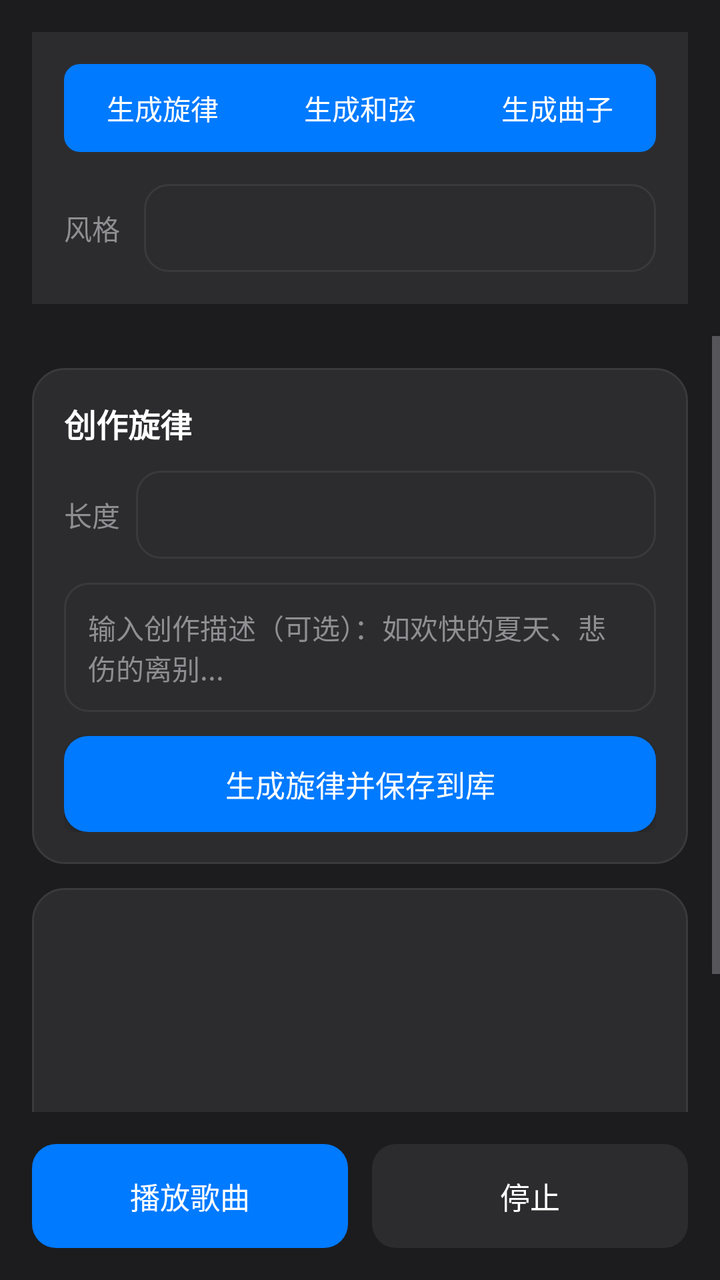
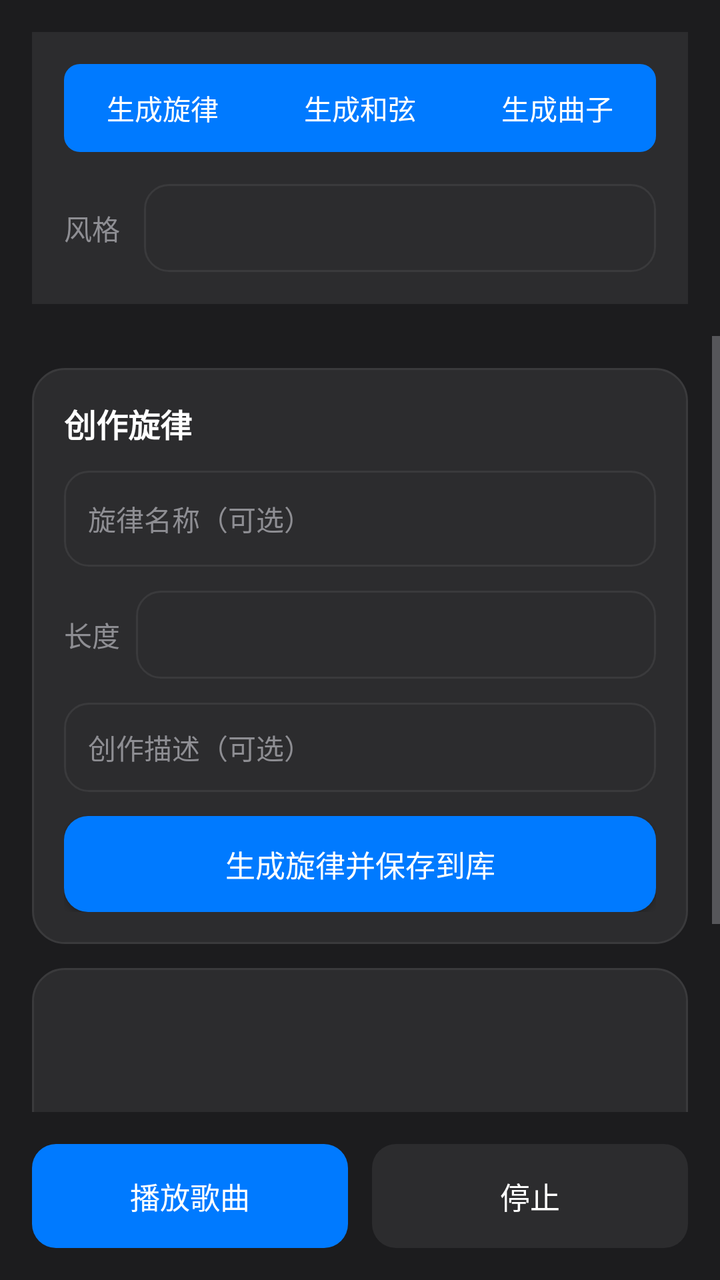

Two renders of the same Android screen: before a commit and after it. Below are the layout's source before the change and the commit's diff.
<!-- AndroidManifest.xml: application theme Theme.MusicAI -->
<!-- res/layout/activity_new_song_generator.xml -->
<?xml version="1.0" encoding="utf-8"?>
<LinearLayout xmlns:android="http://schemas.android.com/apk/res/android"
    android:layout_width="match_parent"
    android:layout_height="match_parent"
    android:orientation="vertical"
    android:background="@color/apple_dark"
    android:fitsSystemWindows="true">

    <LinearLayout
        android:layout_width="match_parent"
        android:layout_height="wrap_content"
        android:orientation="vertical"
        android:padding="16dp"
        android:background="@color/apple_card_bg"
        android:layout_margin="16dp">

        <RadioGroup
            android:id="@+id/rg_mode"
            android:layout_width="match_parent"
            android:layout_height="wrap_content"
            android:orientation="horizontal">

            <RadioButton
                android:id="@+id/rb_melody"
                android:layout_width="0dp"
                android:layout_height="44dp"
                android:layout_weight="1"
                android:text="生成旋律"
                android:textSize="14sp"
                android:textColor="@color/apple_text"
                android:gravity="center"
                android:button="@null"
                android:background="@drawable/radio_left_bg"
                android:checked="true"/>

            <RadioButton
                android:id="@+id/rb_chords"
                android:layout_width="0dp"
                android:layout_height="44dp"
                android:layout_weight="1"
                android:text="生成和弦"
                android:textSize="14sp"
                android:textColor="@color/apple_text"
                android:gravity="center"
                android:button="@null"
                android:background="@drawable/radio_middle_bg"/>

            <RadioButton
                android:id="@+id/rb_song"
                android:layout_width="0dp"
                android:layout_height="44dp"
                android:layout_weight="1"
                android:text="生成曲子"
                android:textSize="14sp"
                android:textColor="@color/apple_text"
                android:gravity="center"
                android:button="@null"
                android:background="@drawable/radio_right_bg"/>

        </RadioGroup>

        <LinearLayout
            android:layout_width="match_parent"
            android:layout_height="wrap_content"
            android:orientation="horizontal"
            android:layout_marginTop="16dp"
            android:gravity="center_vertical">

            <TextView
                android:layout_width="wrap_content"
                android:layout_height="wrap_content"
                android:text="风格"
                android:textSize="14sp"
                android:textColor="@color/apple_text_secondary"
                android:layout_marginEnd="12dp"/>

            <Spinner
                android:id="@+id/sp_style"
                android:layout_width="0dp"
                android:layout_height="44dp"
                android:layout_weight="1"
                android:background="@drawable/apple_edittext_bg"
                android:paddingStart="12dp"
                android:paddingEnd="12dp"/>

        </LinearLayout>

    </LinearLayout>

    <ScrollView
        android:layout_width="match_parent"
        android:layout_height="0dp"
        android:layout_weight="1"
        android:fillViewport="true">

        <LinearLayout
            android:layout_width="match_parent"
            android:layout_height="wrap_content"
            android:orientation="vertical"
            android:padding="16dp"
            android:paddingTop="0dp">

            <LinearLayout
                android:id="@+id/melody_section"
                android:layout_width="match_parent"
                android:layout_height="wrap_content"
                android:orientation="vertical"
                android:background="@drawable/apple_card_bg"
                android:padding="16dp"
                android:layout_marginBottom="12dp">

                <TextView
                    android:layout_width="match_parent"
                    android:layout_height="wrap_content"
                    android:text="创作旋律"
                    android:textSize="16sp"
                    android:textColor="@color/apple_text"
                    android:textStyle="bold"
                    android:layout_marginBottom="12dp"/>

                <LinearLayout
                    android:layout_width="match_parent"
                    android:layout_height="wrap_content"
                    android:orientation="horizontal"
                    android:gravity="center_vertical"
                    android:layout_marginBottom="12dp">

                    <TextView
                        android:layout_width="wrap_content"
                        android:layout_height="wrap_content"
                        android:text="长度"
                        android:textSize="14sp"
                        android:textColor="@color/apple_text_secondary"
                        android:layout_marginEnd="8dp"/>

                    <Spinner
                        android:id="@+id/sp_melody_length"
                        android:layout_width="0dp"
                        android:layout_height="44dp"
                        android:layout_weight="1"
                        android:background="@drawable/apple_edittext_bg"
                        android:paddingStart="8dp"
                        android:paddingEnd="8dp"/>

                </LinearLayout>

                <EditText
                    android:id="@+id/et_description"
                    android:layout_width="match_parent"
                    android:layout_height="wrap_content"
                    android:hint="输入创作描述（可选）：如欢快的夏天、悲伤的离别..."
                    android:textSize="14sp"
                    android:textColor="@color/apple_text"
                    android:textColorHint="@color/apple_text_secondary"
                    android:background="@drawable/apple_edittext_bg"
                    android:padding="12dp"
                    android:minHeight="44dp"
                    android:inputType="textMultiLine"/>

                <Button
                    android:id="@+id/btn_generate_melody"
                    android:layout_width="match_parent"
                    android:layout_height="48dp"
                    android:text="生成旋律并保存到库"
                    android:textSize="15sp"
                    android:textColor="@color/apple_text"
                    android:background="@drawable/apple_button_primary_bg"
                    android:layout_marginTop="12dp"/>

            </LinearLayout>

            <LinearLayout
                android:id="@+id/chords_section"
                android:layout_width="match_parent"
                android:layout_height="wrap_content"
                android:orientation="vertical"
                android:background="@drawable/apple_card_bg"
                android:padding="16dp"
                android:layout_marginBottom="12dp"
                android:visibility="gone">

                <TextView
                    android:layout_width="match_parent"
                    android:layout_height="wrap_content"
                    android:text="创作和弦"
                    android:textSize="16sp"
                    android:textColor="@color/apple_text"
                    android:textStyle="bold"
                    android:layout_marginBottom="12dp"/>

                <RadioGroup
                    android:id="@+id/rg_chord_mode"
                    android:layout_width="match_parent"
                    android:layout_height="wrap_content"
                    android:orientation="horizontal"
                    android:layout_marginBottom="12dp">

                    <RadioButton
                        android:id="@+id/rb_from_melody"
                        android:layout_width="0dp"
                        android:layout_height="40dp"
                        android:layout_weight="1"
                        android:text="基于旋律"
                        android:textSize="13sp"
                        android:textColor="@color/apple_text"
                        android:buttonTint="@color/apple_accent"
                        android:checked="true"/>

                    <RadioButton
                        android:id="@+id/rb_custom"
                        android:layout_width="0dp"
                        android:layout_height="40dp"
                        android:layout_weight="1"
                        android:text="自定义生成"
                        android:textSize="13sp"
                        android:textColor="@color/apple_text"
                        android:buttonTint="@color/apple_accent"/>

                </RadioGroup>

                <Spinner
                    android:id="@+id/sp_melody_select"
                    android:layout_width="match_parent"
                    android:layout_height="44dp"
                    android:background="@drawable/apple_edittext_bg"
                    android:paddingStart="12dp"
                    android:paddingEnd="12dp"
                    android:layout_marginBottom="12dp"/>

                <EditText
                    android:id="@+id/et_key_signature"
                    android:layout_width="match_parent"
                    android:layout_height="44dp"
                    android:hint="调性（可选）：如 C大调、A小调"
                    android:textSize="14sp"
                    android:textColor="@color/apple_text"
                    android:textColorHint="@color/apple_text_secondary"
                    android:background="@drawable/apple_edittext_bg"
                    android:padding="12dp"
                    android:layout_marginBottom="8dp"
                    android:visibility="gone"/>

                <EditText
                    android:id="@+id/et_mood"
                    android:layout_width="match_parent"
                    android:layout_height="44dp"
                    android:hint="情绪（可选）：如欢快、忧伤、激昂"
                    android:textSize="14sp"
                    android:textColor="@color/apple_text"
                    android:textColorHint="@color/apple_text_secondary"
                    android:background="@drawable/apple_edittext_bg"
                    android:padding="12dp"
                    android:layout_marginBottom="8dp"
                    android:visibility="gone"/>

                <EditText
                    android:id="@+id/et_chord_description"
                    android:layout_width="match_parent"
                    android:layout_height="wrap_content"
                    android:hint="描述（可选）：如充满希望的进行"
                    android:textSize="14sp"
                    android:textColor="@color/apple_text"
                    android:textColorHint="@color/apple_text_secondary"
                    android:background="@drawable/apple_edittext_bg"
                    android:padding="12dp"
                    android:minHeight="44dp"
                    android:inputType="textMultiLine"
                    android:layout_marginBottom="12dp"
                    android:visibility="gone"/>

                <Button
                    android:id="@+id/btn_generate_chords"
                    android:layout_width="match_parent"
                    android:layout_height="48dp"
                    android:text="生成和弦并保存到库"
                    android:textSize="15sp"
                    android:textColor="@color/apple_text"
                    android:background="@drawable/apple_button_primary_bg"/>

            </LinearLayout>

            <LinearLayout
                android:id="@+id/song_section"
                android:layout_width="match_parent"
                android:layout_height="wrap_content"
                android:orientation="vertical"
                android:background="@drawable/apple_card_bg"
                android:padding="16dp"
                android:layout_marginBottom="12dp"
                android:visibility="gone">

                <TextView
                    android:layout_width="match_parent"
                    android:layout_height="wrap_content"
                    android:text="选择并生成曲子"
                    android:textSize="16sp"
                    android:textColor="@color/apple_text"
                    android:textStyle="bold"
                    android:layout_marginBottom="12dp"/>

                <LinearLayout
                    android:layout_width="match_parent"
                    android:layout_height="wrap_content"
                    android:orientation="horizontal"
                    android:gravity="center_vertical"
                    android:layout_marginBottom="12dp">

                    <TextView
                        android:layout_width="wrap_content"
                        android:layout_height="wrap_content"
                        android:text="旋律"
                        android:textSize="14sp"
                        android:textColor="@color/apple_text_secondary"
                        android:layout_marginEnd="8dp"/>

                    <Spinner
                        android:id="@+id/sp_song_melody"
                        android:layout_width="0dp"
                        android:layout_height="44dp"
                        android:layout_weight="1"
                        android:background="@drawable/apple_edittext_bg"
                        android:paddingStart="8dp"
                        android:paddingEnd="8dp"/>

                    <Button
                        android:id="@+id/btn_preview_melody"
                        android:layout_width="wrap_content"
                        android:layout_height="36dp"
                        android:text="试听"
                        android:textSize="13sp"
                        android:textColor="@color/apple_text"
                        android:background="@drawable/apple_button_bg"
                        android:layout_marginStart="8dp"
                        android:paddingStart="12dp"
                        android:paddingEnd="12dp"/>

                </LinearLayout>

                <LinearLayout
                    android:layout_width="match_parent"
                    android:layout_height="wrap_content"
                    android:orientation="horizontal"
                    android:gravity="center_vertical"
                    android:layout_marginBottom="12dp">

                    <TextView
                        android:layout_width="wrap_content"
                        android:layout_height="wrap_content"
                        android:text="和弦"
                        android:textSize="14sp"
                        android:textColor="@color/apple_text_secondary"
                        android:layout_marginEnd="8dp"/>

                    <Spinner
                        android:id="@+id/sp_song_chords"
                        android:layout_width="0dp"
                        android:layout_height="44dp"
                        android:layout_weight="1"
                        android:background="@drawable/apple_edittext_bg"
                        android:paddingStart="8dp"
                        android:paddingEnd="8dp"/>

                    <Button
                        android:id="@+id/btn_preview_chords"
                        android:layout_width="wrap_content"
                        android:layout_height="36dp"
                        android:text="试听"
                        android:textSize="13sp"
                        android:textColor="@color/apple_text"
                        android:background="@drawable/apple_button_bg"
                        android:layout_marginStart="8dp"
                        android:paddingStart="12dp"
                        android:paddingEnd="12dp"/>

                </LinearLayout>

                <Button
                    android:id="@+id/btn_generate_song"
                    android:layout_width="match_parent"
                    android:layout_height="48dp"
                    android:text="生成完整曲子"
                    android:textSize="15sp"
                    android:textColor="@color/apple_text"
                    android:background="@drawable/apple_button_primary_bg"/>

            </LinearLayout>

            <ListView
                android:id="@+id/lv_result"
                android:layout_width="match_parent"
                android:layout_height="180dp"
                android:background="@drawable/apple_card_bg"
                android:divider="@color/apple_mid_gray"
                android:dividerHeight="1dp"/>

        </LinearLayout>

    </ScrollView>

    <LinearLayout
        android:layout_width="match_parent"
        android:layout_height="wrap_content"
        android:orientation="vertical"
        android:padding="16dp"
        android:paddingTop="8dp">

        <ProgressBar
            android:id="@+id/playback_progress"
            style="?android:attr/progressBarStyleHorizontal"
            android:layout_width="match_parent"
            android:layout_height="wrap_content"
            android:progress="0"
            android:max="100"
            android:progressTint="@color/apple_accent"
            android:visibility="gone"
            android:layout_marginBottom="4dp"/>

        <TextView
            android:id="@+id/tv_playback_time"
            android:layout_width="match_parent"
            android:layout_height="wrap_content"
            android:text="0:00 / 0:00"
            android:textSize="12sp"
            android:textColor="@color/apple_text_secondary"
            android:gravity="center"
            android:visibility="gone"
            android:layout_marginBottom="8dp"/>

        <LinearLayout
            android:layout_width="match_parent"
            android:layout_height="wrap_content"
            android:orientation="horizontal">

            <Button
                android:id="@+id/btn_play"
                android:layout_width="0dp"
                android:layout_height="52dp"
                android:layout_weight="1"
                android:text="播放歌曲"
                android:textSize="15sp"
                android:textColor="@color/apple_text"
                android:background="@drawable/apple_button_primary_bg"
                android:enabled="false"
                android:layout_marginEnd="6dp"/>

            <Button
                android:id="@+id/btn_stop"
                android:layout_width="0dp"
                android:layout_height="52dp"
                android:layout_weight="1"
                android:text="停止"
                android:textSize="15sp"
                android:textColor="@color/apple_text"
                android:background="@drawable/apple_button_bg"
                android:enabled="false"
                android:layout_marginStart="6dp"/>

        </LinearLayout>

    </LinearLayout>

    <ProgressBar
        android:id="@+id/progress_bar"
        android:layout_width="wrap_content"
        android:layout_height="wrap_content"
        android:layout_gravity="center"
        android:visibility="gone"
        android:layout_marginBottom="16dp"/>

</LinearLayout>
<!-- resources referenced by this layout -->
<resources>
  <color name="apple_accent">#007AFF</color>
  <color name="apple_card_bg">#2C2C2E</color>
  <color name="apple_dark">#1C1C1E</color>
  <color name="apple_mid_gray">#3A3A3C</color>
  <color name="apple_text">#FFFFFF</color>
  <color name="apple_text_secondary">#8E8E93</color>
  <!-- drawable apple_button_bg (drawable) -->
  <?xml version="1.0" encoding="utf-8"?>
  <selector xmlns:android="http://schemas.android.com/apk/res/android">
      <item android:state_pressed="true">
          <shape android:shape="rectangle">
              <solid android:color="@color/apple_mid_gray" />
              <corners android:radius="12dp" />
          </shape>
      </item>
      <item>
          <shape android:shape="rectangle">
              <solid android:color="@color/apple_dark_gray" />
              <corners android:radius="12dp" />
          </shape>
      </item>
  </selector>
  <!-- drawable apple_button_primary_bg (drawable) -->
  <?xml version="1.0" encoding="utf-8"?>
  <selector xmlns:android="http://schemas.android.com/apk/res/android">
      <item android:state_pressed="true">
          <shape android:shape="rectangle">
              <solid android:color="@color/apple_accent_active" />
              <corners android:radius="12dp" />
          </shape>
      </item>
      <item>
          <shape android:shape="rectangle">
              <solid android:color="@color/apple_accent" />
              <corners android:radius="12dp" />
          </shape>
      </item>
  </selector>
  <!-- drawable apple_card_bg (drawable) -->
  <?xml version="1.0" encoding="utf-8"?>
  <shape xmlns:android="http://schemas.android.com/apk/res/android" android:shape="rectangle">
      <solid android:color="@color/apple_dark_gray" />
      <corners android:radius="16dp" />
      <stroke android:width="1dp" android:color="@color/apple_mid_gray" />
  </shape>
  <!-- drawable apple_edittext_bg (drawable) -->
  <?xml version="1.0" encoding="utf-8"?>
  <selector xmlns:android="http://schemas.android.com/apk/res/android">
      <item android:state_focused="true">
          <shape android:shape="rectangle">
              <solid android:color="@color/apple_dark_gray" />
              <corners android:radius="12dp" />
              <stroke android:width="2dp" android:color="@color/apple_accent" />
          </shape>
      </item>
      <item>
          <shape android:shape="rectangle">
              <solid android:color="@color/apple_dark_gray" />
              <corners android:radius="12dp" />
              <stroke android:width="1dp" android:color="@color/apple_mid_gray" />
          </shape>
      </item>
  </selector>
  <!-- drawable radio_left_bg (drawable) -->
  <?xml version="1.0" encoding="utf-8"?>
  <shape xmlns:android="http://schemas.android.com/apk/res/android"
      android:shape="rectangle">
      <solid android:color="@color/apple_accent"/>
      <corners android:topLeftRadius="8dp" android:bottomLeftRadius="8dp"/>
  </shape>
  <!-- drawable radio_middle_bg (drawable) -->
  <?xml version="1.0" encoding="utf-8"?>
  <shape xmlns:android="http://schemas.android.com/apk/res/android"
      android:shape="rectangle">
      <solid android:color="@color/apple_accent"/>
  </shape>
  <!-- drawable radio_right_bg (drawable) -->
  <?xml version="1.0" encoding="utf-8"?>
  <shape xmlns:android="http://schemas.android.com/apk/res/android"
      android:shape="rectangle">
      <solid android:color="@color/apple_accent"/>
      <corners android:topRightRadius="8dp" android:bottomRightRadius="8dp"/>
  </shape>
  <color name="apple_dark_gray">#2C2C2E</color>
  <color name="apple_accent_active">#0066CC</color>
  <color name="colorPrimary">#007AFF</color>
  <color name="colorPrimaryDark">#1C1C1E</color>
  <color name="colorAccent">#34C759</color>
  <!-- unchanged entries left out for length: 1 -->
</resources>

<!-- the commit's change to res/layout/activity_new_song_generator.xml (unified diff, before → after) -->
@@ -118,6 +118,19 @@
                     android:textStyle="bold"
                     android:layout_marginBottom="12dp"/>
 
+                <EditText
+                    android:id="@+id/et_melody_name"
+                    android:layout_width="match_parent"
+                    android:layout_height="48dp"
+                    android:hint="旋律名称（可选）"
+                    android:textSize="14sp"
+                    android:textColor="@color/apple_text"
+                    android:textColorHint="@color/apple_text_secondary"
+                    android:background="@drawable/apple_edittext_bg"
+                    android:paddingStart="12dp"
+                    android:paddingEnd="12dp"
+                    android:layout_marginBottom="12dp"/>
+
                 <LinearLayout
                     android:layout_width="match_parent"
                     android:layout_height="wrap_content"
@@ -148,7 +161,7 @@
                     android:id="@+id/et_description"
                     android:layout_width="match_parent"
                     android:layout_height="wrap_content"
-                    android:hint="输入创作描述（可选）：如欢快的夏天、悲伤的离别..."
+                    android:hint="创作描述（可选）"
                     android:textSize="14sp"
                     android:textColor="@color/apple_text"
                     android:textColorHint="@color/apple_text_secondary"
@@ -186,6 +199,19 @@
                     android:textSize="16sp"
                     android:textColor="@color/apple_text"
                     android:textStyle="bold"
+                    android:layout_marginBottom="12dp"/>
+
+                <EditText
+                    android:id="@+id/et_chord_name"
+                    android:layout_width="match_parent"
+                    android:layout_height="48dp"
+                    android:hint="和弦名称（可选）"
+                    android:textSize="14sp"
+                    android:textColor="@color/apple_text"
+                    android:textColorHint="@color/apple_text_secondary"
+                    android:background="@drawable/apple_edittext_bg"
+                    android:paddingStart="12dp"
+                    android:paddingEnd="12dp"
                     android:layout_marginBottom="12dp"/>
 
                 <RadioGroup
@@ -223,20 +249,21 @@
                     android:layout_width="match_parent"
                     android:layout_height="44dp"
                     android:background="@drawable/apple_edittext_bg"
+                    android:paddingStart="8dp"
+                    android:paddingEnd="8dp"
+                    android:layout_marginBottom="8dp"/>
+
+                <EditText
+                    android:id="@+id/et_key_signature"
+                    android:layout_width="match_parent"
+                    android:layout_height="44dp"
+                    android:hint="调性（可选）：如 C大调"
+                    android:textSize="14sp"
+                    android:textColor="@color/apple_text"
+                    android:textColorHint="@color/apple_text_secondary"
+                    android:background="@drawable/apple_edittext_bg"
                     android:paddingStart="12dp"
                     android:paddingEnd="12dp"
-                    android:layout_marginBottom="12dp"/>
-
-                <EditText
-                    android:id="@+id/et_key_signature"
-                    android:layout_width="match_parent"
-                    android:layout_height="44dp"
-                    android:hint="调性（可选）：如 C大调、A小调"
-                    android:textSize="14sp"
-                    android:textColor="@color/apple_text"
-                    android:textColorHint="@color/apple_text_secondary"
-                    android:background="@drawable/apple_edittext_bg"
-                    android:padding="12dp"
                     android:layout_marginBottom="8dp"
                     android:visibility="gone"/>
 
@@ -244,12 +271,13 @@
                     android:id="@+id/et_mood"
                     android:layout_width="match_parent"
                     android:layout_height="44dp"
-                    android:hint="情绪（可选）：如欢快、忧伤、激昂"
+                    android:hint="情绪（可选）：如欢快、忧伤"
                     android:textSize="14sp"
                     android:textColor="@color/apple_text"
                     android:textColorHint="@color/apple_text_secondary"
                     android:background="@drawable/apple_edittext_bg"
-                    android:padding="12dp"
+                    android:paddingStart="12dp"
+                    android:paddingEnd="12dp"
                     android:layout_marginBottom="8dp"
                     android:visibility="gone"/>
 
@@ -257,7 +285,7 @@
                     android:id="@+id/et_chord_description"
                     android:layout_width="match_parent"
                     android:layout_height="wrap_content"
-                    android:hint="描述（可选）：如充满希望的进行"
+                    android:hint="描述（可选）"
                     android:textSize="14sp"
                     android:textColor="@color/apple_text"
                     android:textColorHint="@color/apple_text_secondary"
@@ -404,14 +432,12 @@
         android:padding="16dp"
         android:paddingTop="8dp">
 
-        <ProgressBar
+        <com.example.musicai.CursorSeekBar
             android:id="@+id/playback_progress"
-            style="?android:attr/progressBarStyleHorizontal"
-            android:layout_width="match_parent"
-            android:layout_height="wrap_content"
+            android:layout_width="match_parent"
+            android:layout_height="wrap_content"
+            android:max="100"
             android:progress="0"
-            android:max="100"
-            android:progressTint="@color/apple_accent"
             android:visibility="gone"
             android:layout_marginBottom="4dp"/>
 
@@ -425,6 +451,99 @@
             android:gravity="center"
             android:visibility="gone"
             android:layout_marginBottom="8dp"/>
+
+        <LinearLayout
+            android:id="@+id/speed_control_layout"
+            android:layout_width="match_parent"
+            android:layout_height="wrap_content"
+            android:orientation="vertical"
+            android:visibility="gone"
+            android:layout_marginBottom="8dp">
+
+            <TextView
+                android:id="@+id/tv_speed"
+                android:layout_width="match_parent"
+                android:layout_height="wrap_content"
+                android:text="速度: 1x"
+                android:textSize="13sp"
+                android:textColor="@color/apple_text_secondary"
+                android:gravity="center"
+                android:layout_marginBottom="8dp"/>
+
+            <LinearLayout
+                android:layout_width="match_parent"
+                android:layout_height="wrap_content"
+                android:orientation="horizontal"
+                android:gravity="center">
+
+                <Button
+                    android:id="@+id/btn_speed_05"
+                    android:layout_width="0dp"
+                    android:layout_height="36dp"
+                    android:layout_weight="1"
+                    android:text="0.5x"
+                    android:textSize="12sp"
+                    android:textColor="@color/apple_text"
+                    android:background="@drawable/apple_button_bg"
+                    android:layout_marginEnd="4dp"/>
+
+                <Button
+                    android:id="@+id/btn_speed_075"
+                    android:layout_width="0dp"
+                    android:layout_height="36dp"
+                    android:layout_weight="1"
+                    android:text="0.75x"
+                    android:textSize="12sp"
+                    android:textColor="@color/apple_text"
+                    android:background="@drawable/apple_button_bg"
+                    android:layout_marginEnd="4dp"/>
+
+                <Button
+                    android:id="@+id/btn_speed_1"
+                    android:layout_width="0dp"
+                    android:layout_height="36dp"
+                    android:layout_weight="1"
+                    android:text="1x"
+                    android:textSize="12sp"
+                    android:textColor="@color/apple_text"
+                    android:background="@drawable/apple_button_primary_bg"
+                    android:layout_marginEnd="4dp"/>
+
+                <Button
+                    android:id="@+id/btn_speed_125"
+                    android:layout_width="0dp"
+                    android:layout_height="36dp"
+                    android:layout_weight="1"
+                    android:text="1.25x"
+                    android:textSize="12sp"
+                    android:textColor="@color/apple_text"
+                    android:background="@drawable/apple_button_bg"
+                    android:layout_marginEnd="4dp"/>
+
+                <Button
+                    android:id="@+id/btn_speed_15"
+                    android:layout_width="0dp"
+                    android:layout_height="36dp"
+                    android:layout_weight="1"
+                    android:text="1.5x"
+                    android:textSize="12sp"
+                    android:textColor="@color/apple_text"
+                    android:background="@drawable/apple_button_bg"
+                    android:layout_marginEnd="4dp"/>
+
+                <Button
+                    android:id="@+id/btn_speed_2"
+                    android:layout_width="0dp"
+                    android:layout_height="36dp"
+                    android:layout_weight="1"
+                    android:text="2x"
+                    android:textSize="12sp"
+                    android:textColor="@color/apple_text"
+                    android:background="@drawable/apple_button_bg"/>
+
+            </LinearLayout>
+
+        </LinearLayout>
 
         <LinearLayout
             android:layout_width="match_parent"
